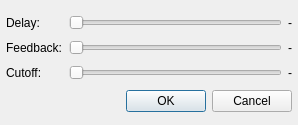
Qt form qmmp/src/plugins/Effect/subwoofer/settingsdialog.ui (Greedysky/TTKMusicPlayer) before a commit.
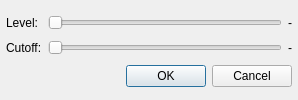
The same form after that commit.

The edit to the form file:
```diff
--- a/qmmp/src/plugins/Effect/subwoofer/settingsdialog.ui
+++ b/qmmp/src/plugins/Effect/subwoofer/settingsdialog.ui
@@ -7,19 +7,19 @@
     <x>0</x>
     <y>0</y>
     <width>298</width>
-    <height>125</height>
+    <height>100</height>
    </rect>
   </property>
   <property name="minimumSize">
    <size>
     <width>298</width>
-    <height>125</height>
+    <height>100</height>
    </size>
   </property>
   <property name="maximumSize">
    <size>
     <width>298</width>
-    <height>125</height>
+    <height>100</height>
    </size>
   </property>
   <property name="windowTitle">
@@ -35,36 +35,8 @@
    <property name="bottomMargin">
     <number>6</number>
    </property>
-   <item row="2" column="0">
-    <widget class="QLabel" name="label_3">
-     <property name="text">
-      <string>Cutoff:</string>
-     </property>
-    </widget>
-   </item>
-   <item row="1" column="2">
-    <widget class="QLabel" name="feedLabel">
-     <property name="text">
-      <string>-</string>
-     </property>
-    </widget>
-   </item>
-   <item row="2" column="1">
-    <widget class="QSlider" name="cutOffSlider">
-     <property name="orientation">
-      <enum>Qt::Horizontal</enum>
-     </property>
-    </widget>
-   </item>
    <item row="0" column="1">
-    <widget class="QSlider" name="delaySlider">
-     <property name="orientation">
-      <enum>Qt::Horizontal</enum>
-     </property>
-    </widget>
-   </item>
-   <item row="1" column="1">
-    <widget class="QSlider" name="feedSlider">
+    <widget class="QSlider" name="levelSlider">
      <property name="orientation">
       <enum>Qt::Horizontal</enum>
      </property>
@@ -73,21 +45,7 @@
    <item row="0" column="0">
     <widget class="QLabel" name="label">
      <property name="text">
-      <string>Delay:</string>
-     </property>
-    </widget>
-   </item>
-   <item row="1" column="0">
-    <widget class="QLabel" name="label_2">
-     <property name="text">
-      <string>Feedback:</string>
-     </property>
-    </widget>
-   </item>
-   <item row="2" column="2">
-    <widget class="QLabel" name="cutOffLabel">
-     <property name="text">
-      <string>-</string>
+      <string>Level:</string>
      </property>
     </widget>
    </item>
@@ -111,6 +69,27 @@
      </property>
     </widget>
    </item>
+   <item row="1" column="1">
+    <widget class="QSlider" name="cutOffSlider">
+     <property name="orientation">
+      <enum>Qt::Horizontal</enum>
+     </property>
+    </widget>
+   </item>
+   <item row="1" column="2">
+    <widget class="QLabel" name="cutOffLabel">
+     <property name="text">
+      <string>-</string>
+     </property>
+    </widget>
+   </item>
+   <item row="1" column="0">
+    <widget class="QLabel" name="label_3">
+     <property name="text">
+      <string>Cutoff:</string>
+     </property>
+    </widget>
+   </item>
   </layout>
  </widget>
  <resources/>
```
Left out of the diff: 4 changed lines with no effect on the pictures.
